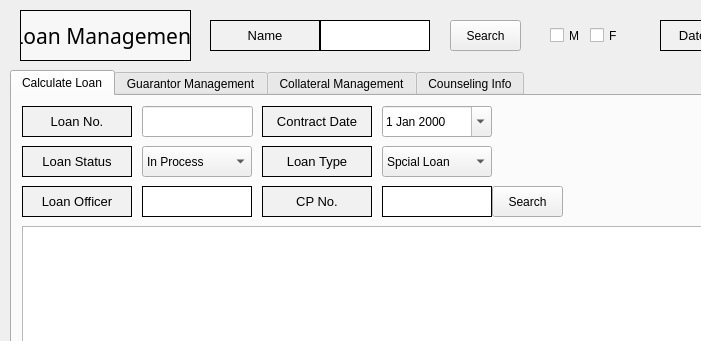
Qt form app/src/pages/registration/loan.ui (DY-Microfinance-Customer-Management/dymf-algorithm) before a commit; both pictures show x 0 to 701 and y 0 to 341 of the 1466 by 772 pixel window.
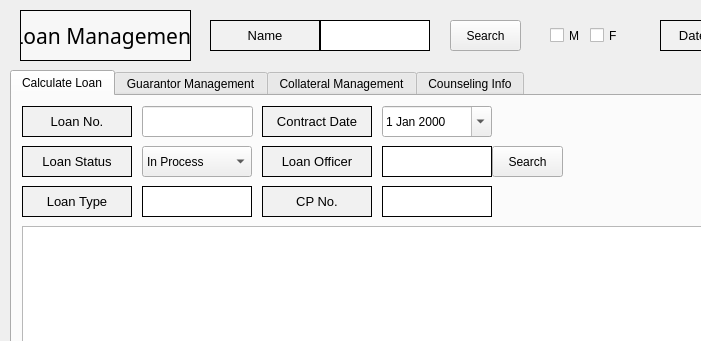
The same form after that commit.

What changed in the file:
```diff
--- a/app/src/pages/registration/loan.ui
+++ b/app/src/pages/registration/loan.ui
@@ -291,41 +291,6 @@
        <set>Qt::AlignCenter</set>
       </property>
      </widget>
-     <widget class="QComboBox" name="loanType">
-      <property name="geometry">
-       <rect>
-        <x>370</x>
-        <y>50</y>
-        <width>110</width>
-        <height>31</height>
-       </rect>
-      </property>
-      <property name="minimumSize">
-       <size>
-        <width>110</width>
-        <height>0</height>
-       </size>
-      </property>
-      <property name="maximumSize">
-       <size>
-        <width>110</width>
-        <height>16777215</height>
-       </size>
-      </property>
-      <property name="layoutDirection">
-       <enum>Qt::LeftToRight</enum>
-      </property>
-      <item>
-       <property name="text">
-        <string>Spcial Loan</string>
-       </property>
-      </item>
-      <item>
-       <property name="text">
-        <string>Group Loan</string>
-       </property>
-      </item>
-     </widget>
      <widget class="QLabel" name="label_33">
       <property name="geometry">
        <rect>
@@ -598,8 +563,8 @@
      <widget class="QLabel" name="label_26">
       <property name="geometry">
        <rect>
-        <x>250</x>
-        <y>50</y>
+        <x>10</x>
+        <y>90</y>
         <width>110</width>
         <height>31</height>
        </rect>
@@ -676,8 +641,8 @@
      <widget class="QLabel" name="label_27">
       <property name="geometry">
        <rect>
-        <x>10</x>
-        <y>90</y>
+        <x>250</x>
+        <y>50</y>
         <width>110</width>
         <height>31</height>
        </rect>
@@ -805,7 +770,7 @@
       <property name="geometry">
        <rect>
         <x>480</x>
-        <y>90</y>
+        <y>50</y>
         <width>71</width>
         <height>31</height>
        </rect>
@@ -896,8 +861,8 @@
      <widget class="QLabel" name="loanOfficer">
       <property name="geometry">
        <rect>
-        <x>130</x>
-        <y>90</y>
+        <x>370</x>
+        <y>50</y>
         <width>110</width>
         <height>31</height>
        </rect>
@@ -1248,6 +1213,38 @@
        <set>Qt::AlignCenter</set>
       </property>
      </widget>
+     <widget class="QLabel" name="loanType">
+      <property name="geometry">
+       <rect>
+        <x>130</x>
+        <y>90</y>
+        <width>110</width>
+        <height>31</height>
+       </rect>
+      </property>
+      <property name="minimumSize">
+       <size>
+        <width>110</width>
+        <height>0</height>
+       </size>
+      </property>
+      <property name="maximumSize">
+       <size>
+        <width>110</width>
+        <height>16777215</height>
+       </size>
+      </property>
+      <property name="styleSheet">
+       <string notr="true">background-color:rgb(255, 255, 255)
+</string>
+      </property>
+      <property name="frameShape">
+       <enum>QFrame::Box</enum>
+      </property>
+      <property name="text">
+       <string/>
+      </property>
+     </widget>
     </widget>
     <widget class="QWidget" name="tab_3">
      <attribute name="title">
```
Left out of the diff: 48 changed lines with no effect on the pictures.
